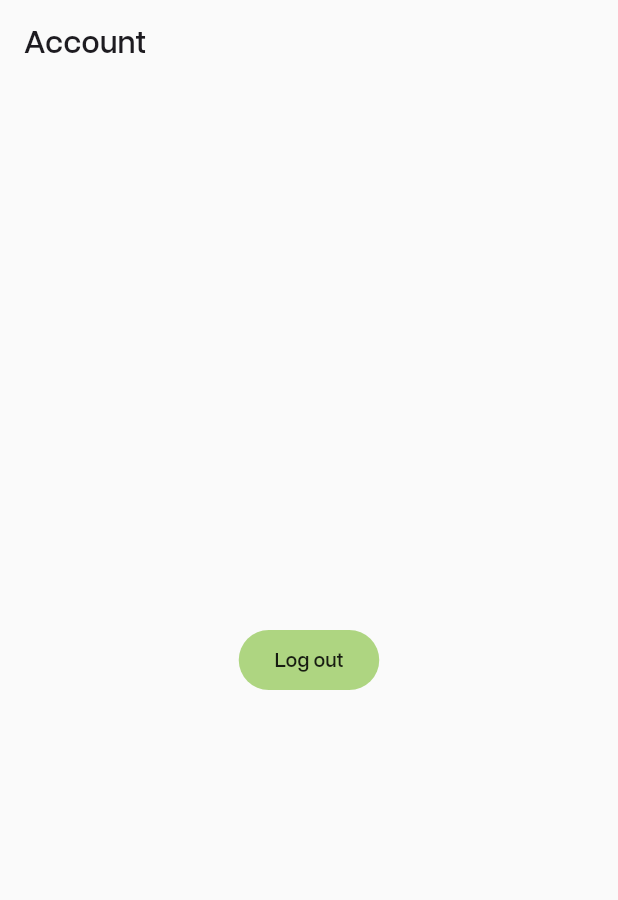
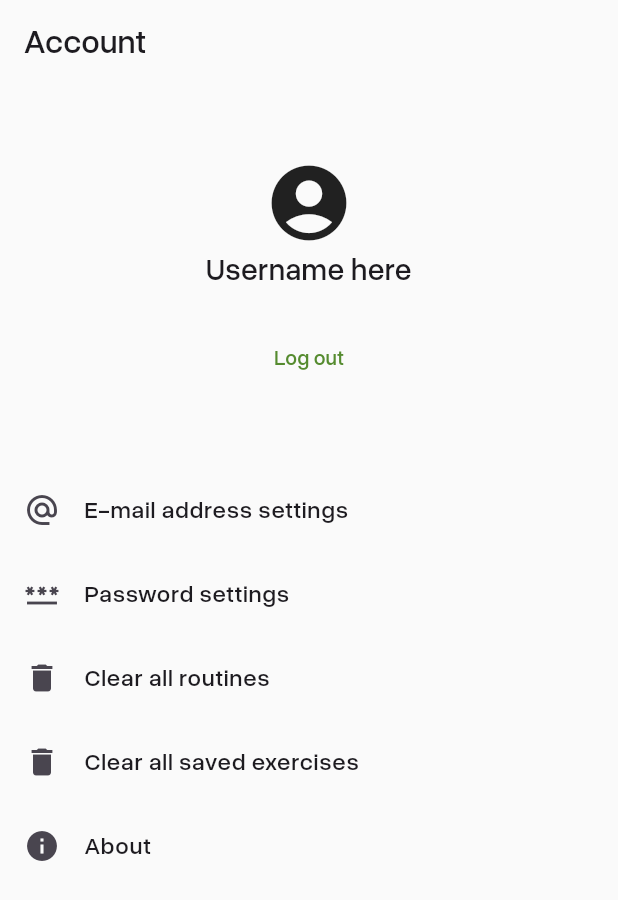
Before and after one commit to mantot-123/gym_workout_finder_tracker_app_flutter, a Flutter app: the AccountProfilePage screen opened directly, on a phone screen of 412 x 824 dp. Shown: the top 900 px of the screen. Run offline on Flutter 3.47's test engine with Material 3 defaults, Android fonts, the phone set to English and light mode, and no system bars; our stand-ins replace auto_size_text, cloud_firestore, firebase_auth, firebase_core, hive, hive_flutter and 1 more; accounts and stored records are empty; statements that could not run were skipped.

Commit message:
chore: Revamped account settings UI with menu buttons + more improvements to login and signup UI

```diff
--- a/lib/main.dart
+++ b/lib/main.dart
@@ -31,7 +31,8 @@ void main() async {
   await ExercisesDBService.dbHandler.init();
   await RoutinesDBService.dbHandler.init();
 
-  // detect current user session, then switches database handler if it finds a logged in user
+  // detect current user session, then switches database handler
+  // + syncs local data to the cloud if it finds a logged in user
   if(FirebaseAuth.instance.currentUser != null) {
     ExercisesDBService.switchDBHandlerByLoginState();
     await ExercisesDBService.synchronise();
@@ -136,7 +137,6 @@ class _MainAppState extends State<MainApp> {
             indicatorColor: Colors.lightGreen.shade100,
             selectedIndex: selectedPage,
             onDestinationSelected: changePage,
-            height: 30,
             destinations: [
               NavigationDestination(icon: Icon(Icons.home, size: 30), label: ""),
               NavigationDestination(icon: Icon(Icons.alarm, size: 30), label: ""),
--- a/lib/pages/account/account_profile.dart
+++ b/lib/pages/account/account_profile.dart
@@ -1,5 +1,7 @@
 import "package:gym_workout_finder_tracker_app_flutter/services/exercises_db_service.dart";
 import "package:gym_workout_finder_tracker_app_flutter/services/routines_db_service.dart";
+import "package:gym_workout_finder_tracker_app_flutter/widgets/account/account_tile.dart";
+import "package:gym_workout_finder_tracker_app_flutter/widgets/account/account_menu.dart";
 import "package:loading_animation_widget/loading_animation_widget.dart";
 import "package:firebase_auth/firebase_auth.dart";
 import "package:firebase_core/firebase_core.dart";
@@ -16,86 +18,6 @@ class AccountProfilePage extends StatefulWidget {
 }
 
 class _AccountProfilePageState extends State<AccountProfilePage> {
-
-  Widget _buildNotSignedInMessage(BuildContext context) {
-    return Center(
-      child: Column(
-        mainAxisAlignment: MainAxisAlignment.center,
-        children: [
-          Text("Not logged in", textAlign: TextAlign.center, style: TextStyle(fontSize: 20, fontWeight: FontWeight.bold)),
-            Icon(Icons.account_circle, size: 60),
-            SizedBox(height: 10),
-            Text("You are currently not logged in to an account.\nClick the button below to log in.", textAlign: TextAlign.center),
-            ElevatedButton(
-              onPressed: () {
-                Navigator.of(context).push(MaterialPageRoute(builder: (context) {
-                  return LoginFormPage();
-                }));
-              },
-              child: Text("Log in")
-            )
-        ]
-      )
-    );
-  }
-
-  Future<bool> showConfirmLogoutDialog(BuildContext context) async {
-    bool logOut = false;
-    await showDialog(
-      context: context,
-      builder: (context) {
-        return Theme(
-          data: ThemeData(
-            colorScheme: ColorScheme.light(
-              // border color
-              primary: Colors.lightGreen.shade700,
-              secondary: Colors.lightGreen.shade400,
-            ),
-            fontFamily: "Overused Grotesk Medium",
-          ),
-          child: AlertDialog(
-            title: Text("Log out"),
-            content: Container(
-              height: 60,
-              child: Column(
-                children: [
-                  Container(
-                    alignment: Alignment.center,
-                    child: Text("Are you sure you want to log out? You won't be able to access your previously saved exercises and routines until you log back in")
-                  ),
-                ],
-              ),
-            ),
-            actions: [
-              TextButton(child: Text("YES"), onPressed: () {
-                logOut = true;
-                Navigator.of(context).pop(); // close error dialog
-              }),
-
-              TextButton(child: Text("NO", style: TextStyle(color: Colors.red)), onPressed: () {
-                Navigator.of(context).pop(); // close error dialog
-              })
-            ],
-          )
-        );
-      },
-    );
-    return logOut;
-  }
-
-  Widget _buildAccountPage(BuildContext context) {
-    return Center(
-      child: ElevatedButton(
-        onPressed: () async {
-          if(await showConfirmLogoutDialog(context)) {
-            FirebaseAuth.instance.signOut();
-          }
-        },
-        child: Text("Log out")
-      )
-    );
-  }
-
   @override
   Widget build(BuildContext context) {
     return Scaffold(
@@ -112,11 +34,14 @@ class _AccountProfilePageState extends State<AccountProfilePage> {
           } else if(!snapshot.hasData) {
             ExercisesDBService.switchDBHandlerByLoginState();
             RoutinesDBService.switchDBHandlerByLoginState();
-
-            return _buildNotSignedInMessage(context);
           }
 
-          return _buildAccountPage(context);
+          return Column(
+            children: [
+              AccountTile(),
+              AccountMenu()
+            ],
+          );
         },)
     );
   }
--- /dev/null
+++ b/lib/widgets/account/account_menu.dart
@@ -0,0 +1,77 @@
+import 'package:firebase_core/firebase_core.dart';
+import 'package:flutter/material.dart';
+import "package:firebase_auth/firebase_auth.dart";
+
+class AccountMenu extends StatefulWidget {
+  const AccountMenu({super.key});
+
+  @override
+  State<AccountMenu> createState() => _AccountMenuState();
+}
+
+class _AccountMenuState extends State<AccountMenu> {
+  @override
+  Widget build(BuildContext context) {
+    return Expanded(
+      flex: 2,
+      child: ListView(
+        children: [
+          StreamBuilder(
+            stream: FirebaseAuth.instance.authStateChanges(),
+            builder: (context, snapshot) {
+              if(snapshot.hasData) {
+                return ListTile(
+                  onTap: () {
+                    // todo
+                  },
+                  title: Text("E-mail address settings"),
+                  leading: Icon(Icons.alternate_email)
+                );
+              }
+              return SizedBox();
+            }
+          ),
+
+          StreamBuilder(
+            stream: FirebaseAuth.instance.authStateChanges(),
+            builder: (context, snapshot) {
+              if(snapshot.hasData) {
+                return ListTile(
+                  onTap: () {
+                    // todo
+                  },
+                  title: Text("Password settings"),
+                  leading: Icon(Icons.password)
+                );
+              }
+              return SizedBox();
+            }
+          ),
+
+          ListTile(
+            onTap: () {
+              // todo
+            },
+            title: Text("Clear all routines"),
+            leading: Icon(Icons.delete)
+          ),
+
+          ListTile(
+            onTap: () {
+              // todo
+            },
+            title: Text("Clear all saved exercises"),
+            leading: Icon(Icons.delete)
+          ),
+          ListTile(
+            onTap: () {
+              // todo
+            },
+            title: Text("About"),
+            leading: Icon(Icons.info)
+          ),
+        ]
+      ),
+    );
+  }
+}
--- /dev/null
+++ b/lib/widgets/account/account_tile.dart
@@ -0,0 +1,115 @@
+import 'package:firebase_core/firebase_core.dart';
+import 'package:flutter/material.dart';
+import "package:firebase_auth/firebase_auth.dart";
+import 'package:gym_workout_finder_tracker_app_flutter/pages/auth/login.dart';
+
+class AccountTile extends StatefulWidget {
+  const AccountTile({super.key});
+
+  @override
+  State<AccountTile> createState() => _AccountTileState();
+}
+
+class _AccountTileState extends State<AccountTile> {
+  Future<bool> showConfirmLogoutDialog(BuildContext context) async {
+    bool logOut = false;
+    await showDialog(
+      context: context,
+      builder: (context) {
+        return Theme(
+          data: ThemeData(
+            colorScheme: ColorScheme.light(
+              // border color
+              primary: Colors.lightGreen.shade700,
+              secondary: Colors.lightGreen.shade400,
+            ),
+            fontFamily: "Overused Grotesk Medium",
+          ),
+          child: AlertDialog(
+            title: Text("Log out"),
+            content: Container(
+              height: 60,
+              child: Column(
+                children: [
+                  Container(
+                    alignment: Alignment.center,
+                    child: Text("Are you sure you want to log out? You won't be able to access your previously saved exercises and routines until you log back in")
+                  ),
+                ],
+              ),
+            ),
+            actions: [
+              TextButton(child: Text("Yes"), onPressed: () {
+                logOut = true;
+                Navigator.of(context).pop(); // close error dialog
+              }),
+
+              TextButton(child: Text("No", style: TextStyle(color: Colors.red)), onPressed: () {
+                Navigator.of(context).pop(); // close error dialog
+              })
+            ],
+          )
+        );
+      },
+    );
+    return logOut;
+  }
+
+  // build this if it detects a guest user
+  Widget _buildNotSignedInTile(BuildContext context) {
+    return Column(
+      mainAxisAlignment: MainAxisAlignment.center,
+      children: [
+        Icon(Icons.account_circle, size: 60),
+        Text("Username here", textAlign: TextAlign.center, style: TextStyle(fontSize: 20, fontWeight: FontWeight.bold)),
+        Text(FirebaseAuth.instance.currentUser?.email ?? "", textAlign: TextAlign.center),
+        TextButton(
+          onPressed: () async {
+            if(await showConfirmLogoutDialog(context)) {
+              FirebaseAuth.instance.signOut();
+            }
+          },
+          child: Text("Log out")
+        )
+      ],
+    );
+  }
+
+  // build this for signed in users
+  Widget _buildAccountTile(BuildContext context) {
+    return Column(
+      mainAxisAlignment: MainAxisAlignment.center,
+      children: [
+        Icon(Icons.account_circle, size: 60),
+        Text("Not logged in", textAlign: TextAlign.center, style: TextStyle(fontSize: 20, fontWeight: FontWeight.bold)),
+        Text("Log in now to save data and progress", textAlign: TextAlign.center),
+        TextButton(
+          onPressed: () {
+            Navigator.of(context).push(MaterialPageRoute(builder: (context) {
+              return LoginFormPage();
+            }));
+          },
+          child: Text("Log in")
+        )
+      ],
+    );
+  }
+
+  @override
+  Widget build(BuildContext context) {
+    return Expanded(
+      child: Container(
+        alignment: Alignment.center,
+        child: StreamBuilder(
+          stream: FirebaseAuth.instance.authStateChanges(),
+          builder: (context, snapshot) {
+            if(snapshot.hasData) {
+              return _buildNotSignedInTile(context);
+            }
+            return _buildAccountTile(context);
+          }
+        ),
+      ),
+    );
+  }
+}
```
Also changed, not shown: lib/pages/auth/login.dart (+20 -0 lines), lib/pages/auth/register.dart (+19 -0 lines).
